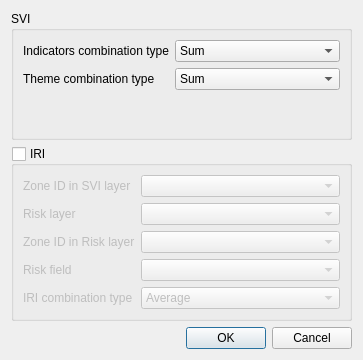
gem/oq-irmt-qgis, file svir/ui/ui_calculate_iri.ui: the form before one commit.
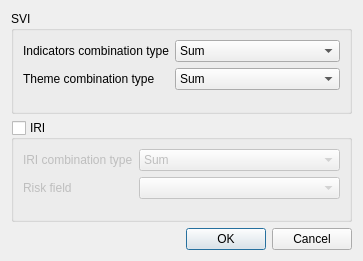
The form after the commit.

Commit message: Check SAGA import; Keep socioeconomic and loss data together in zonal_layer and work on that when calculating indices

```diff
--- a/svir/ui/ui_calculate_iri.ui
+++ b/svir/ui/ui_calculate_iri.ui
@@ -10,7 +10,7 @@
     <x>0</x>
     <y>0</y>
     <width>363</width>
-    <height>360</height>
+    <height>261</height>
    </rect>
   </property>
   <property name="windowTitle">
@@ -99,40 +99,18 @@
       <bool>false</bool>
      </property>
      <layout class="QFormLayout" name="formLayout_2">
-      <item row="4" column="0">
+      <property name="fieldGrowthPolicy">
+       <enum>QFormLayout::AllNonFixedFieldsGrow</enum>
+      </property>
+      <item row="1" column="0">
        <widget class="QLabel" name="label">
         <property name="text">
          <string>IRI combination type</string>
         </property>
        </widget>
       </item>
-      <item row="1" column="0">
-       <widget class="QLabel" name="label_4">
-        <property name="text">
-         <string>Risk layer</string>
-        </property>
-       </widget>
-      </item>
       <item row="1" column="1">
-       <widget class="QComboBox" name="aal_layer"/>
-      </item>
-      <item row="3" column="0">
-       <widget class="QLabel" name="label_5">
-        <property name="text">
-         <string>Risk field</string>
-        </property>
-       </widget>
-      </item>
-      <item row="3" column="1">
-       <widget class="QComboBox" name="aal_field"/>
-      </item>
-      <item row="4" column="1">
        <widget class="QComboBox" name="iri_combination_type">
-        <item>
-         <property name="text">
-          <string>Average</string>
-         </property>
-        </item>
         <item>
          <property name="text">
           <string>Sum</string>
@@ -145,26 +123,16 @@
         </item>
        </widget>
       </item>
-      <item row="2" column="0">
-       <widget class="QLabel" name="label_6">
-        <property name="text">
-         <string>Zone ID in Risk layer</string>
-        </property>
-       </widget>
-      </item>
       <item row="2" column="1">
-       <widget class="QComboBox" name="aal_id_field"/>
+       <widget class="QComboBox" name="aal_field"/>
       </item>
-      <item row="0" column="0">
-       <widget class="QLabel" name="label_7">
+      <item row="2" column="0">
+       <widget class="QLabel" name="label_5">
         <property name="text">
-         <string>Zone ID in SVI layer</string>
+         <string>Risk field</string>
         </property>
        </widget>
       </item>
-      <item row="0" column="1">
-       <widget class="QComboBox" name="svi_id_field"/>
-      </item>
      </layout>
     </widget>
    </item>
```
Left out of the diff: 5 changed lines with no effect on the pictures. The commit also changes 4 other files.
